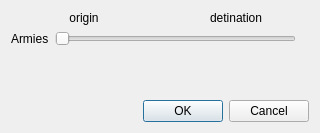
Qt form gui/fortify_dialog.ui (TaimoorRana/Risk) before a commit.
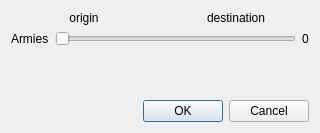
The same form after that commit.

Commit message: Made vertical bar next to player widget bigger

The edit to the form file:
```diff
--- a/gui/fortify_dialog.ui
+++ b/gui/fortify_dialog.ui
@@ -38,7 +38,7 @@
      <item>
       <widget class="QLabel" name="destinationCountry">
        <property name="text">
-        <string>detination</string>
+        <string>destination</string>
        </property>
        <property name="alignment">
         <set>Qt::AlignCenter</set>
@@ -66,7 +66,7 @@
      <item>
       <widget class="QLabel" name="numArmies">
        <property name="text">
-        <string>  </string>
+        <string>0</string>
        </property>
       </widget>
      </item>
```
The commit also changes 3 other files.
